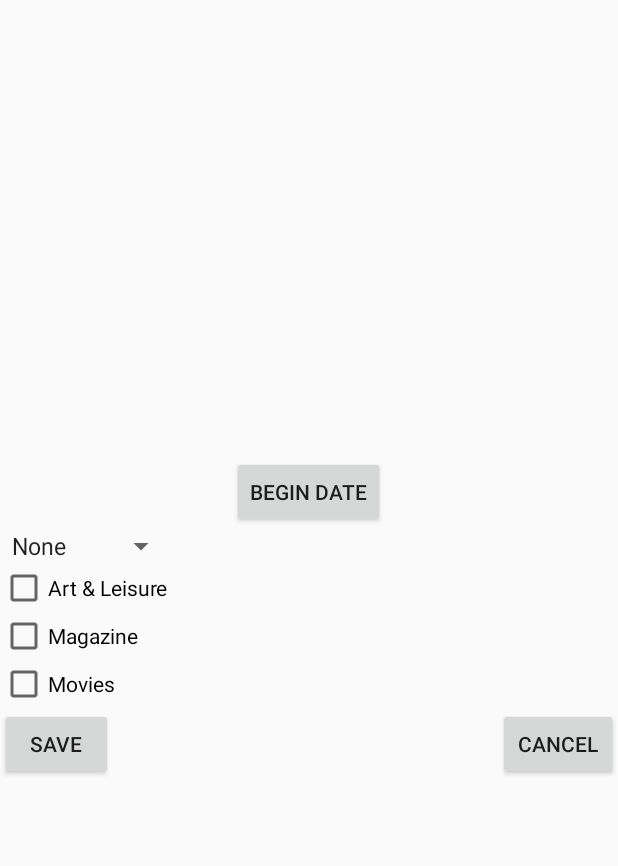
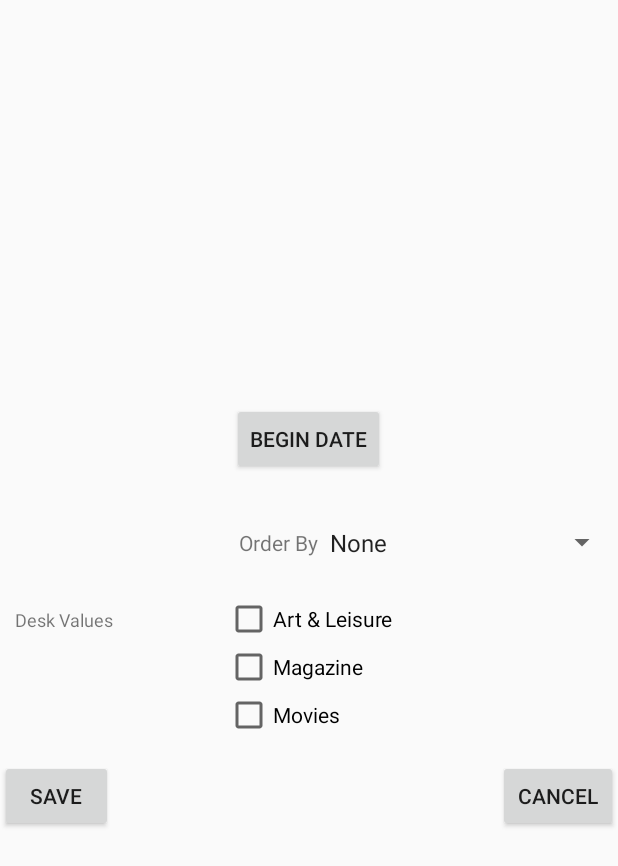
Before and after one commit to kimberlyljx/NewYorkTimesSearch, an Android app: the layout fragment_edit_setting.xml on its own in the app's theme, with its tools: preview values and no code run, on a phone screen of 412 x 824 dp. Shown: the top 866 px of the screen. Run offline under Robolectric (Android 15) with nearby library versions, the phone set to English and light mode, and no system bars.

Commit message:
ended wednesday

```diff
--- a/app/src/main/java/com/codepath/newyorktimesearch/Article.java
+++ b/app/src/main/java/com/codepath/newyorktimesearch/Article.java
@@ -84,7 +84,6 @@ public class Article implements Parcelable {
 
             if (multimedia.length() > 0) {
                 int rand = new Random().nextInt(multimedia.length());
-
                 JSONObject multimediaJSON = multimedia.getJSONObject(rand);
 
                 if ( multimediaJSON.getString("url").startsWith("http") ) {
--- a/app/src/main/java/com/codepath/newyorktimesearch/EditSettingDialogFragment.java
+++ b/app/src/main/java/com/codepath/newyorktimesearch/EditSettingDialogFragment.java
@@ -7,6 +7,7 @@ import android.support.v4.app.DialogFragment;
 import android.view.LayoutInflater;
 import android.view.View;
 import android.view.ViewGroup;
+import android.view.Window;
 import android.widget.AdapterView;
 import android.widget.Button;
 import android.widget.CheckBox;
@@ -65,6 +66,7 @@ public class EditSettingDialogFragment extends DialogFragment implements DatePic
         frag.originalMovie = filterMovies;
         frag.originalSpinnerIndex = spinnerIndex;
 
+        //
         frag.originalDate = originalDate;
 
         args.putBoolean("arts", filterArt);
@@ -78,6 +80,8 @@ public class EditSettingDialogFragment extends DialogFragment implements DatePic
     @Override
     public View onCreateView(LayoutInflater inflater, ViewGroup container,
                              Bundle savedInstanceState) {
+        // remove titlebar on dialog
+        getDialog().getWindow().requestFeature(Window.FEATURE_NO_TITLE);
         return inflater.inflate(R.layout.fragment_edit_setting, container);
 
     }
--- a/app/src/main/res/layout/fragment_edit_setting.xml
+++ b/app/src/main/res/layout/fragment_edit_setting.xml
@@ -20,44 +20,76 @@
         android:text="Begin Date"
         android:id="@+id/btnSetDate"
         android:layout_alignParentTop="true"
+        android:layout_marginBottom="20dp"
         android:layout_centerHorizontal="true" />
 
     <Spinner
         android:id="@+id/spinnerOrder"
-        android:layout_below="@id/btnSetDate"
-        android:layout_width="wrap_content"
+        android:layout_width="200dp"
         android:entries="@array/orders_array"
         android:prompt="@string/orders_prompt"
-        android:layout_height="wrap_content"
-        android:spinnerMode="dropdown" />
+        android:layout_height="50dp"
+        android:spinnerMode="dropdown"
+        android:layout_below="@+id/btnSetDate"
+        android:layout_alignParentRight="true"
+        android:layout_alignParentEnd="true" />
+
+    <RelativeLayout
+        android:id="@+id/llDialog"
+        android:orientation="vertical"
+        android:layout_width="match_parent"
+        android:layout_height="110dp"
+        android:layout_marginTop="10dp"
+        android:layout_below="@+id/spinnerOrder"
+        android:layout_centerHorizontal="true">
 
         <CheckBox android:id="@+id/cbArtsAndLeisure"
-        android:layout_below="@id/spinnerOrder"
             android:layout_width="wrap_content"
             android:layout_height="wrap_content"
             android:text="@string/artsandleisure"
-        android:onClick="onCheckboxClicked"/>
+            android:onClick="onCheckboxClicked"
+            android:layout_alignParentTop="true"
+            android:layout_centerHorizontal="true" />
 
         <CheckBox android:id="@+id/cbMagazine"
             android:layout_width="wrap_content"
             android:layout_height="wrap_content"
             android:text="@string/magazine"
-        android:layout_below="@id/cbArtsAndLeisure"
-        android:onClick="onCheckboxClicked"/>
+            android:onClick="onCheckboxClicked"
+            android:layout_below="@+id/cbArtsAndLeisure"
+            android:layout_alignLeft="@+id/cbArtsAndLeisure"
+            android:layout_alignStart="@+id/cbArtsAndLeisure" />
 
         <CheckBox android:id="@+id/cbMovies"
             android:layout_width="wrap_content"
             android:layout_height="wrap_content"
             android:text="@string/movies"
-        android:layout_below="@id/cbMagazine"
-        android:onClick="onCheckboxClicked"/>
+            android:onClick="onCheckboxClicked"
+            android:layout_below="@+id/cbMagazine"
+            android:layout_alignLeft="@+id/cbMagazine"
+            android:layout_alignStart="@+id/cbMagazine" />
+
+        <TextView
+            android:layout_width="wrap_content"
+            android:layout_height="wrap_content"
+            android:textSize="12sp"
+            android:layout_marginLeft="10dp"
+            android:layout_marginStart="10dp"
+            android:layout_marginTop="8dp"
+            android:text="@string/news_desk_values"
+            android:id="@+id/tvDeskValues"
+            android:layout_alignParentTop="true"
+            android:layout_alignParentLeft="true"
+            android:layout_alignParentStart="true" />
+
+    </RelativeLayout>
 
     <Button
         style="?android:attr/buttonStyleSmall"
         android:layout_width="75dp"
         android:layout_height="wrap_content"
         android:text="@string/save"
-        android:layout_below="@id/cbMovies"
+        android:layout_below="@id/llDialog"
         android:id="@+id/btnDialogSubmit" />
 
     <Button
@@ -65,8 +97,21 @@
         android:layout_height="wrap_content"
         android:text="@string/cancel"
         android:onClick="onCancel"
-        android:layout_below="@id/cbMovies"
+        android:layout_below="@id/llDialog"
+        android:layout_marginRight="5dp"
+        android:layout_marginEnd="5dp"
         android:layout_alignParentRight="true"
+        android:layout_alignParentEnd="true"
         android:id="@+id/btnCancel" />
 
+    <TextView
+        android:layout_width="wrap_content"
+        android:layout_height="wrap_content"
+        android:layout_marginTop="15dp"
+        android:text="@string/sort_order"
+        android:id="@+id/tvSortOrder"
+        android:layout_alignTop="@+id/spinnerOrder"
+        android:layout_toLeftOf="@+id/spinnerOrder"
+        android:layout_toStartOf="@+id/spinnerOrder" />
+
 </RelativeLayout>
--- a/app/src/main/res/values/strings.xml
+++ b/app/src/main/res/values/strings.xml
@@ -16,4 +16,6 @@
     <string name="save">Save</string>
     <string name="orders_prompt">Order By</string>
     <string name="cancel">Cancel</string>
+    <string name="news_desk_values">Desk Values</string>
+    <string name="sort_order">Order By</string>
 </resources>
```
Also changed, not shown: app/src/main/java/com/codepath/newyorktimesearch/ArticlesAdapter.java (+10 -0 lines), app/src/main/java/com/codepath/newyorktimesearch/SpacesItemDecoration.java (added, +37 -0 lines), app/src/main/java/com/codepath/newyorktimesearch/activities/SearchActivity.java (+28 -0 lines), app/src/main/res/layout/item_article.xml (+12 -7 lines). Lines whose indentation alone changed are shown as unchanged.
